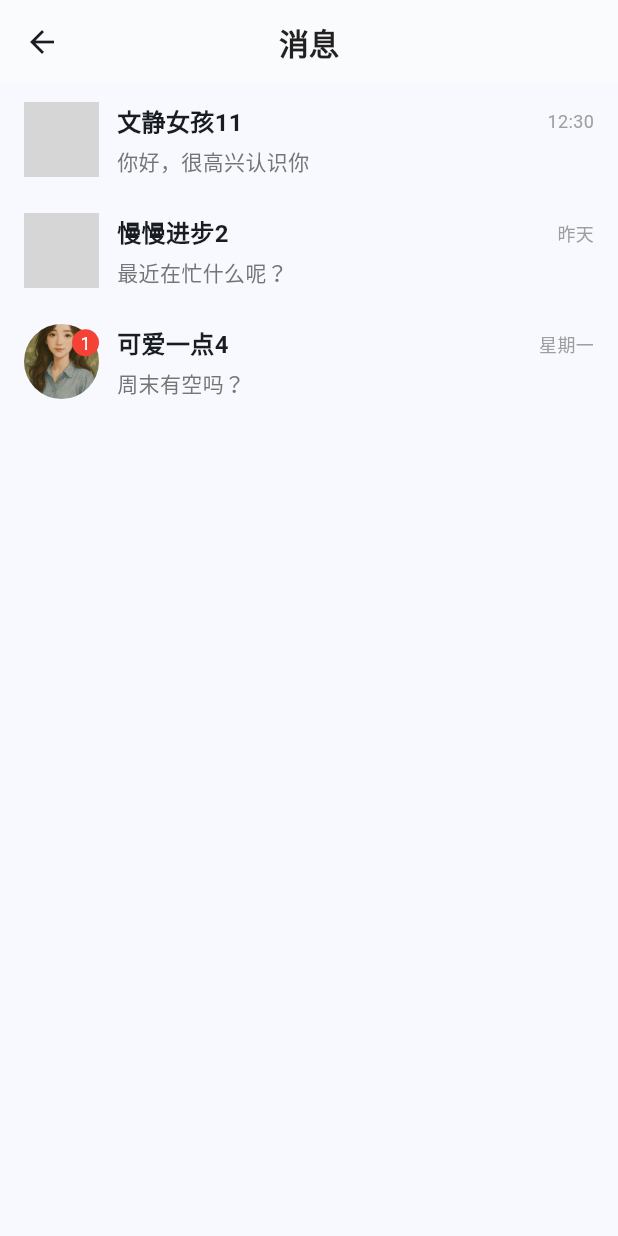
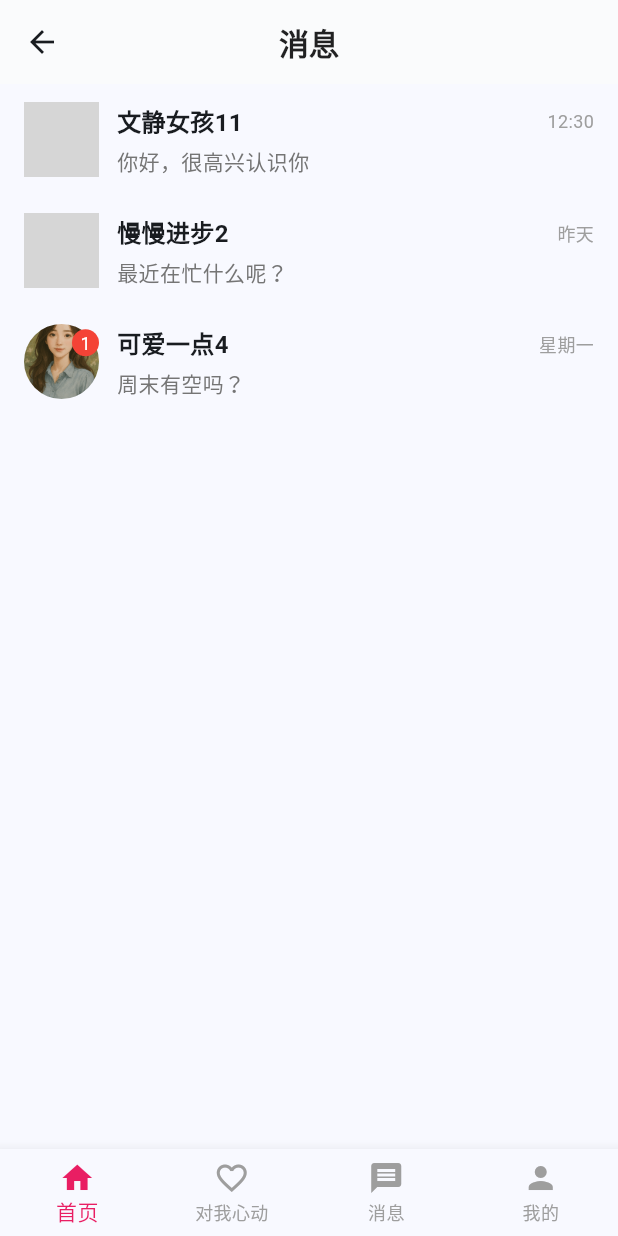
Before and after one commit to lkdghzh/quick-start, a Flutter app: the ChatListView screen opened by its route, on a phone screen of 412 x 824 dp. Run offline on Flutter 3.47's test engine with Material 3 defaults, Android fonts, the light colour scheme and no system bars; our stand-ins replace cached_network_image, get; network calls fail; grey boxes are pictures that could not be loaded.

Commit message:
-mfeat:增加对我心动tab

```diff
--- a/lib/app/modules/chat/views/chat_list_view.dart
+++ b/lib/app/modules/chat/views/chat_list_view.dart
@@ -1,13 +1,15 @@
 import 'package:flutter/material.dart';
 import 'package:get/get.dart';
+import '../../../widgets/layout/view.dart';
 import '../controllers/chat_list_controller.dart';
 
 class ChatListView extends GetView<ChatListController> {
-  const ChatListView({Key? key}) : super(key: key);
+  const ChatListView({super.key});
 
   @override
   Widget build(BuildContext context) {
-    return Scaffold(
+    return BaseLayout(
+      body: Scaffold(
         appBar: AppBar(
           title: Text(
             '消息',
@@ -125,6 +127,7 @@ class ChatListView extends GetView<ChatListController> {
             },
           ),
         ),
+      ),
     );
   }
 }
--- a/lib/app/widgets/layout/controller.dart
+++ b/lib/app/widgets/layout/controller.dart
@@ -11,9 +11,12 @@ class NavigationController extends GetxController {
         Get.offNamed(Routes.HOME);
         break;
       case 1:
+        Get.offNamed(Routes.CHAT_LIST);
+        break;
+      case 2:
         Get.offNamed(Routes.MESSAGES);
         break;
-      case 2:
+      case 3:
         Get.offNamed(Routes.PROFILE);
         break;
     }
--- a/lib/app/widgets/layout/view.dart
+++ b/lib/app/widgets/layout/view.dart
@@ -17,8 +17,16 @@ class BaseLayout extends StatelessWidget {
         () => BottomNavigationBar(
           currentIndex: navigationController.selectedIndex.value,
           onTap: navigationController.changePage,
+          type: BottomNavigationBarType.fixed,
+          selectedItemColor: Colors.pink,
+          unselectedItemColor: Colors.grey,
           items: const [
             BottomNavigationBarItem(icon: Icon(Icons.home), label: '首页'),
+            BottomNavigationBarItem(
+              icon: Icon(Icons.favorite_outline),
+              activeIcon: Icon(Icons.favorite),
+              label: '对我心动',
+            ),
             BottomNavigationBarItem(icon: Icon(Icons.message), label: '消息'),
             BottomNavigationBarItem(icon: Icon(Icons.person), label: '我的'),
           ],
```
Lines whose indentation alone changed are shown as unchanged.
